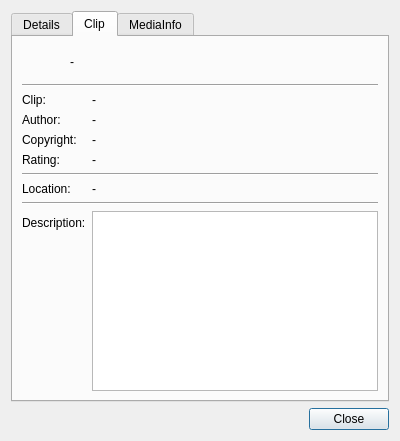
First picture: the form in propertieswindow.ui, repository mpc-qt/mpc-qt, before the edit.
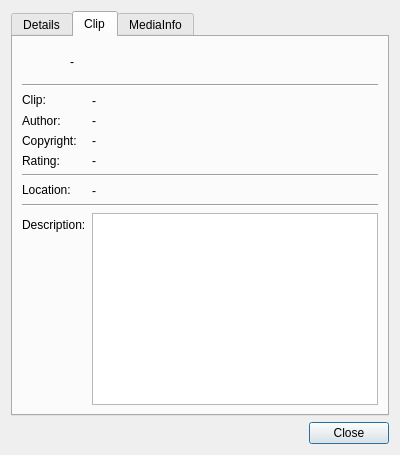
Second picture: the form after the edit. The open tabs and pages were chosen to show the change.

Commit message:
propertieswindow: implement mediainfo tab
Spit out all the data that mpv feeds us, almost uncut and raw.

Fixes #69.

Diff of the .ui file:
```diff
--- a/propertieswindow.ui
+++ b/propertieswindow.ui
@@ -7,7 +7,7 @@
     <x>0</x>
     <y>0</y>
     <width>400</width>
-    <height>441</height>
+    <height>400</height>
    </rect>
   </property>
   <property name="windowTitle">
@@ -197,9 +197,18 @@
        </item>
        <item row="2" column="0">
         <widget class="QLabel" name="label">
+         <property name="sizePolicy">
+          <sizepolicy hsizetype="Preferred" vsizetype="MinimumExpanding">
+           <horstretch>0</horstretch>
+           <verstretch>0</verstretch>
+          </sizepolicy>
+         </property>
          <property name="text">
           <string>Clip:</string>
          </property>
+         <property name="alignment">
+          <set>Qt::AlignLeading|Qt::AlignLeft|Qt::AlignTop</set>
+         </property>
         </widget>
        </item>
        <item row="2" column="1">
@@ -207,6 +216,9 @@
          <property name="text">
           <string>-</string>
          </property>
+         <property name="wordWrap">
+          <bool>true</bool>
+         </property>
         </widget>
        </item>
        <item row="3" column="0">
@@ -249,6 +261,12 @@
          <property name="text">
           <string>-</string>
          </property>
+         <property name="scaledContents">
+          <bool>true</bool>
+         </property>
+         <property name="wordWrap">
+          <bool>true</bool>
+         </property>
         </widget>
        </item>
        <item row="6" column="0" colspan="2">
@@ -260,16 +278,34 @@
        </item>
        <item row="7" column="0">
         <widget class="QLabel" name="label_10">
+         <property name="sizePolicy">
+          <sizepolicy hsizetype="Preferred" vsizetype="MinimumExpanding">
+           <horstretch>0</horstretch>
+           <verstretch>0</verstretch>
+          </sizepolicy>
+         </property>
          <property name="text">
           <string>Location:</string>
          </property>
+         <property name="alignment">
+          <set>Qt::AlignLeading|Qt::AlignLeft|Qt::AlignTop</set>
+         </property>
         </widget>
        </item>
        <item row="7" column="1">
         <widget class="QLabel" name="clipLocation">
+         <property name="sizePolicy">
+          <sizepolicy hsizetype="MinimumExpanding" vsizetype="MinimumExpanding">
+           <horstretch>0</horstretch>
+           <verstretch>0</verstretch>
+          </sizepolicy>
+         </property>
          <property name="text">
           <string>-</string>
          </property>
+         <property name="textFormat">
+          <enum>Qt::PlainText</enum>
+         </property>
          <property name="wordWrap">
           <bool>true</bool>
          </property>
@@ -290,7 +326,20 @@
         </widget>
        </item>
        <item row="9" column="1">
-        <widget class="QPlainTextEdit" name="clipDescription"/>
+        <widget class="QPlainTextEdit" name="clipDescription">
+         <property name="sizePolicy">
+          <sizepolicy hsizetype="Expanding" vsizetype="MinimumExpanding">
+           <horstretch>0</horstretch>
+           <verstretch>0</verstretch>
+          </sizepolicy>
+         </property>
+         <property name="lineWrapMode">
+          <enum>QPlainTextEdit::NoWrap</enum>
+         </property>
+         <property name="readOnly">
+          <bool>true</bool>
+         </property>
+        </widget>
        </item>
       </layout>
      </widget>
```
Left out of the diff: 41 changed lines with no effect on the pictures. The commit also changes 3 other files.
